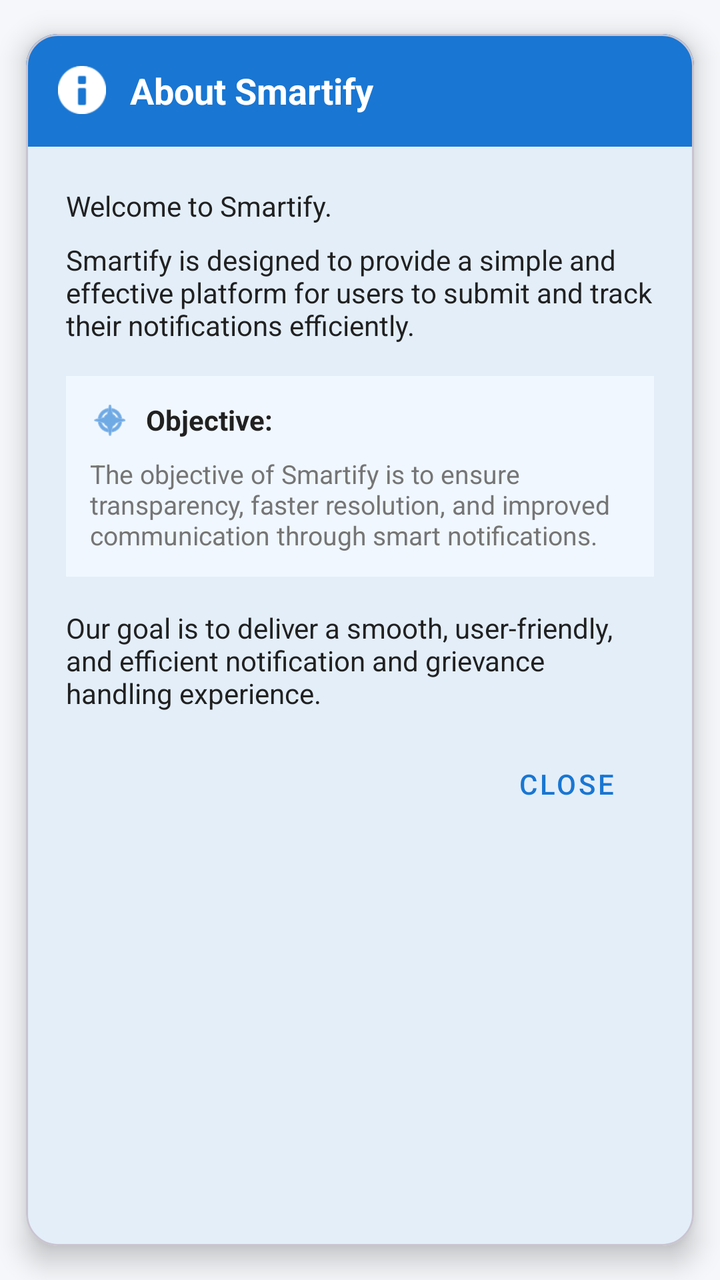
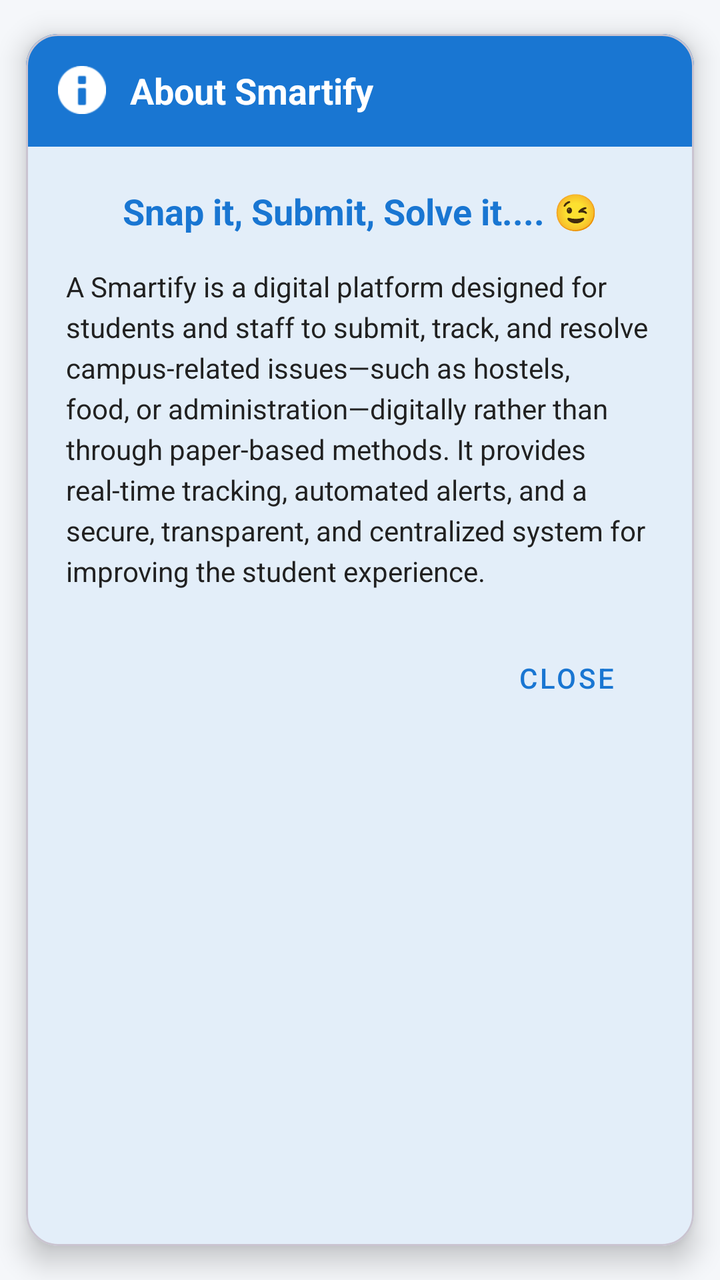

Screens rendered from an Android XML layout before and after an edit, with the pre-edit source and the edit as a unified diff.
<!-- AndroidManifest.xml: application theme Theme.Demoapp -->
<!-- res/layout/dialog_about_app.xml -->
<?xml version="1.0" encoding="utf-8"?>
<com.google.android.material.card.MaterialCardView xmlns:android="http://schemas.android.com/apk/res/android"
    xmlns:app="http://schemas.android.com/apk/res-auto"
    android:layout_width="match_parent"
    android:layout_height="wrap_content"
    app:cardCornerRadius="16dp"
    app:cardElevation="8dp"
    app:cardUseCompatPadding="true">

    <LinearLayout
        android:layout_width="match_parent"
        android:layout_height="wrap_content"
        android:orientation="vertical">

        <LinearLayout
            android:layout_width="match_parent"
            android:layout_height="wrap_content"
            android:background="?attr/colorPrimary"
            android:padding="16dp"
            android:gravity="center_vertical"
            android:orientation="horizontal">

            <ImageView
                android:layout_width="24dp"
                android:layout_height="24dp"
                android:src="@android:drawable/ic_dialog_info"
                app:tint="@android:color/white" />

            <TextView
                android:layout_width="wrap_content"
                android:layout_height="wrap_content"
                android:layout_marginStart="12dp"
                android:text="About Smartify"
                android:textColor="@android:color/white"
                android:textSize="18sp"
                android:textStyle="bold" />
        </LinearLayout>

        <ScrollView
            android:layout_width="match_parent"
            android:layout_height="wrap_content"
            android:padding="20dp">

            <LinearLayout
                android:layout_width="match_parent"
                android:layout_height="wrap_content"
                android:orientation="vertical">

                <TextView
                    android:layout_width="match_parent"
                    android:layout_height="wrap_content"
                    android:text="@string/about_welcome"
                    android:textColor="?android:attr/textColorPrimary"
                    android:textSize="14sp" />

                <TextView
                    android:layout_width="match_parent"
                    android:layout_height="wrap_content"
                    android:layout_marginTop="8dp"
                    android:text="@string/about_description"
                    android:textColor="?android:attr/textColorPrimary"
                    android:textSize="14sp" />

                <LinearLayout
                    android:layout_width="match_parent"
                    android:layout_height="wrap_content"
                    android:layout_marginTop="16dp"
                    android:background="#F0F7FF"
                    android:orientation="vertical"
                    android:padding="12dp">

                    <LinearLayout
                        android:layout_width="match_parent"
                        android:layout_height="wrap_content"
                        android:gravity="center_vertical"
                        android:orientation="horizontal">

                        <ImageView
                            android:layout_width="20dp"
                            android:layout_height="20dp"
                            android:src="@android:drawable/ic_menu_compass"
                            app:tint="?attr/colorPrimary" />

                        <TextView
                            android:layout_width="wrap_content"
                            android:layout_height="wrap_content"
                            android:layout_marginStart="8dp"
                            android:text="Objective:"
                            android:textColor="?android:attr/textColorPrimary"
                            android:textStyle="bold" />
                    </LinearLayout>

                    <TextView
                        android:layout_width="match_parent"
                        android:layout_height="wrap_content"
                        android:layout_marginTop="8dp"
                        android:text="The objective of Smartify is to ensure transparency, faster resolution, and improved communication through smart notifications."
                        android:textColor="?android:attr/textColorSecondary"
                        android:textSize="13sp" />
                </LinearLayout>

                <TextView
                    android:layout_width="match_parent"
                    android:layout_height="wrap_content"
                    android:layout_marginTop="16dp"
                    android:text="Our goal is to deliver a smooth, user-friendly, and efficient notification and grievance handling experience."
                    android:textColor="?android:attr/textColorPrimary"
                    android:textSize="14sp" />

                <com.google.android.material.button.MaterialButton
                    android:id="@+id/btnClose"
                    style="@style/Widget.MaterialComponents.Button.TextButton"
                    android:layout_width="wrap_content"
                    android:layout_height="wrap_content"
                    android:layout_gravity="end"
                    android:layout_marginTop="12dp"
                    android:text="Close" />
            </LinearLayout>
        </ScrollView>
    </LinearLayout>
</com.google.android.material.card.MaterialCardView>
<!-- resources referenced by this layout -->
<resources>
  <string name="about_description">Smartify is designed to provide a simple and effective platform for users to submit and track their notifications efficiently.</string>
  <string name="about_welcome">Welcome to Smartify.</string>
  <style name="Theme.Demoapp" parent="Base.Theme.Demoapp" />
  <style name="Base.Theme.Demoapp" parent="Theme.Material3.Light.NoActionBar">
          <item name="colorPrimary">@color/blue_primary</item>
          <item name="colorOnPrimary">@color/white</item>
          <item name="android:windowBackground">@color/bg_light</item>
          <item name="colorSurface">@color/card_bg_light</item>
          <item name="colorOnSurface">@color/text_primary_light</item>
          <item name="android:textColorPrimary">@color/text_primary_light</item>
          <item name="android:textColorSecondary">@color/text_secondary_light</item>
          <item name="android:colorControlHighlight">#20000000</item>
      </style>
  <color name="blue_primary">#1976D2</color>
  <color name="white">#FFFFFFFF</color>
  <color name="bg_light">#F5F7FA</color>
  <color name="card_bg_light">#FFFFFF</color>
  <color name="text_primary_light">#212121</color>
  <color name="text_secondary_light">#757575</color>
</resources>

<!-- the commit's change to res/layout/dialog_about_app.xml (unified diff, before → after) -->
@@ -50,62 +50,19 @@
                     android:layout_width="match_parent"
                     android:layout_height="wrap_content"
                     android:text="@string/about_welcome"
-                    android:textColor="?android:attr/textColorPrimary"
-                    android:textSize="14sp" />
+                    android:textColor="?attr/colorPrimary"
+                    android:textSize="18sp"
+                    android:textStyle="bold"
+                    android:gravity="center"
+                    android:layout_marginBottom="16dp" />
 
                 <TextView
                     android:layout_width="match_parent"
                     android:layout_height="wrap_content"
-                    android:layout_marginTop="8dp"
                     android:text="@string/about_description"
                     android:textColor="?android:attr/textColorPrimary"
-                    android:textSize="14sp" />
-
-                <LinearLayout
-                    android:layout_width="match_parent"
-                    android:layout_height="wrap_content"
-                    android:layout_marginTop="16dp"
-                    android:background="#F0F7FF"
-                    android:orientation="vertical"
-                    android:padding="12dp">
-
-                    <LinearLayout
-                        android:layout_width="match_parent"
-                        android:layout_height="wrap_content"
-                        android:gravity="center_vertical"
-                        android:orientation="horizontal">
-
-                        <ImageView
-                            android:layout_width="20dp"
-                            android:layout_height="20dp"
-                            android:src="@android:drawable/ic_menu_compass"
-                            app:tint="?attr/colorPrimary" />
-
-                        <TextView
-                            android:layout_width="wrap_content"
-                            android:layout_height="wrap_content"
-                            android:layout_marginStart="8dp"
-                            android:text="Objective:"
-                            android:textColor="?android:attr/textColorPrimary"
-                            android:textStyle="bold" />
-                    </LinearLayout>
-
-                    <TextView
-                        android:layout_width="match_parent"
-                        android:layout_height="wrap_content"
-                        android:layout_marginTop="8dp"
-                        android:text="The objective of Smartify is to ensure transparency, faster resolution, and improved communication through smart notifications."
-                        android:textColor="?android:attr/textColorSecondary"
-                        android:textSize="13sp" />
-                </LinearLayout>
-
-                <TextView
-                    android:layout_width="match_parent"
-                    android:layout_height="wrap_content"
-                    android:layout_marginTop="16dp"
-                    android:text="Our goal is to deliver a smooth, user-friendly, and efficient notification and grievance handling experience."
-                    android:textColor="?android:attr/textColorPrimary"
-                    android:textSize="14sp" />
+                    android:textSize="14sp"
+                    android:lineSpacingExtra="4dp" />
 
                 <com.google.android.material.button.MaterialButton
                     android:id="@+id/btnClose"
@@ -113,7 +70,7 @@
                     android:layout_width="wrap_content"
                     android:layout_height="wrap_content"
                     android:layout_gravity="end"
-                    android:layout_marginTop="12dp"
+                    android:layout_marginTop="20dp"
                     android:text="Close" />
             </LinearLayout>
         </ScrollView>
<!-- resource entries referenced after the edit -->
@@ -1,7 +1,7 @@
 <!-- resources referenced by this layout -->
 <resources>
-  <string name="about_description">Smartify is designed to provide a simple and effective platform for users to submit and track their notifications efficiently.</string>
-  <string name="about_welcome">Welcome to Smartify.</string>
+  <string name="about_description">A Smartify is a digital platform designed for students and staff to submit, track, and resolve campus-related issues—such as hostels, food, or administration—digitally rather than through paper-based methods. It provides real-time tracking, automated alerts, and a secure, transparent, and centralized system for improving the student experience.</string>
+  <string name="about_welcome">Snap it, Submit, Solve it.... 😉</string>
   <style name="Theme.Demoapp" parent="Base.Theme.Demoapp" />
   <style name="Base.Theme.Demoapp" parent="Theme.Material3.Light.NoActionBar">
           <item name="colorPrimary">@color/blue_primary</item>
@@ -9,6 +9,8 @@
           <item name="android:windowBackground">@color/bg_light</item>
           <item name="colorSurface">@color/card_bg_light</item>
           <item name="colorOnSurface">@color/text_primary_light</item>
+          <item name="colorSurfaceVariant">#F5F5F5</item>
+          <item name="colorOnSurfaceVariant">@color/text_secondary_light</item>
           <item name="android:textColorPrimary">@color/text_primary_light</item>
           <item name="android:textColorSecondary">@color/text_secondary_light</item>
           <item name="android:colorControlHighlight">#20000000</item>
